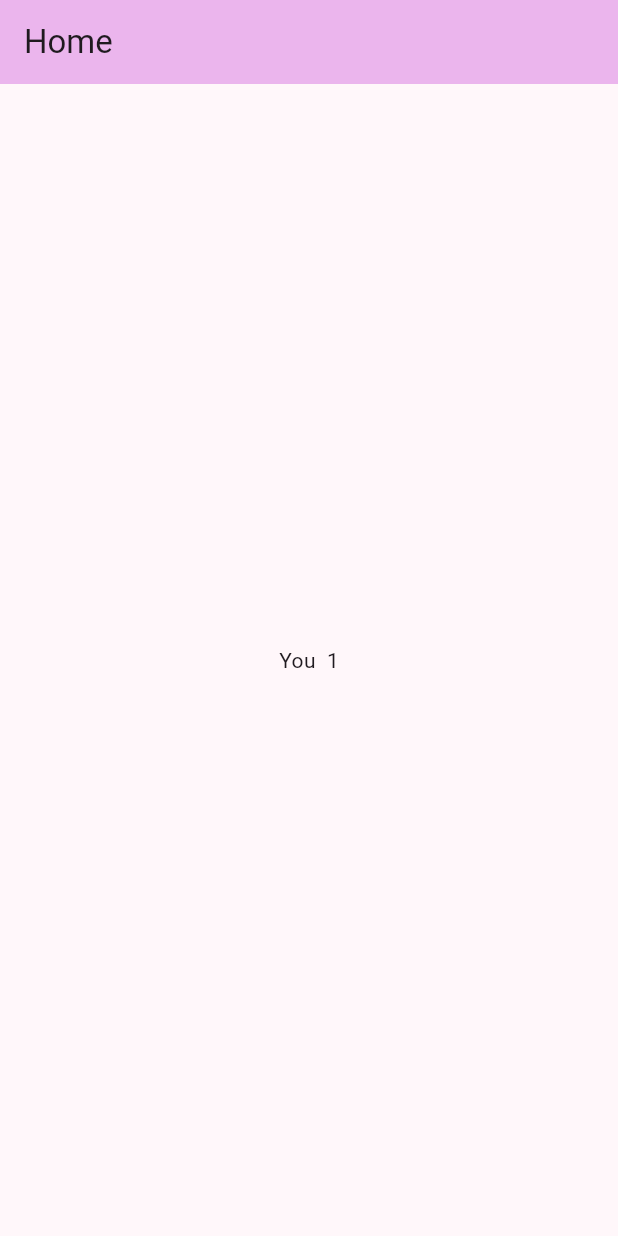
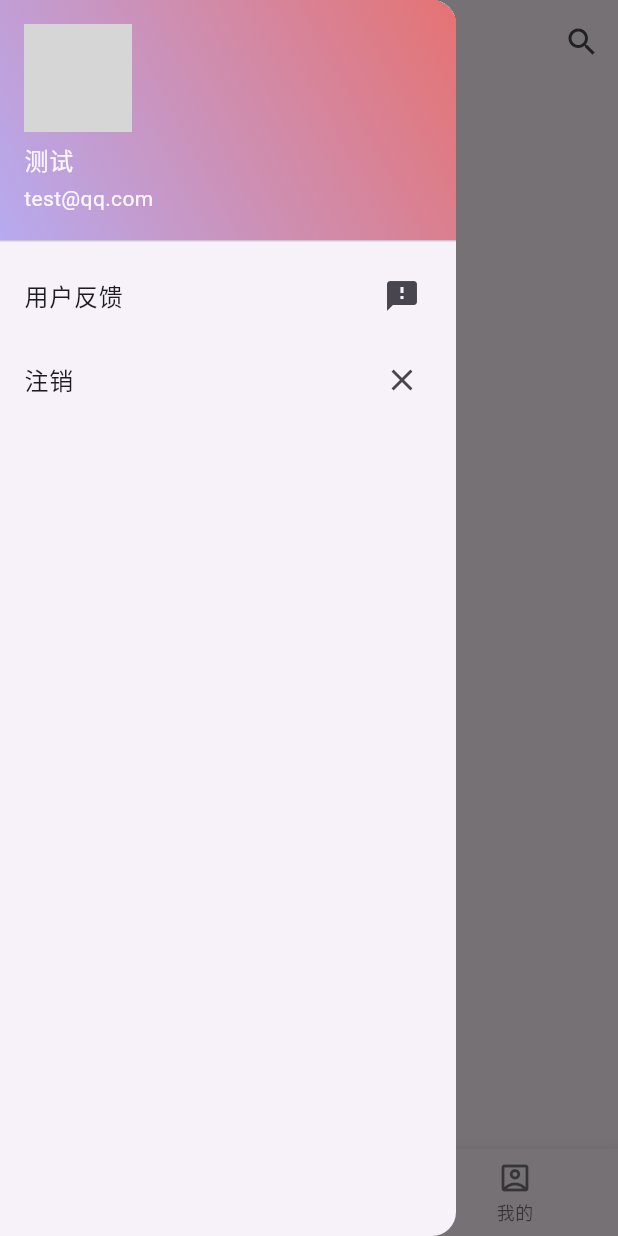
Before and after one commit to wf-youth/my_flutter_app, a Flutter app: the screen it shows after launch, with the side drawer open (before the commit the screen has no drawer), on a phone screen of 412 x 824 dp. Run offline on Flutter 3.47's test engine with Material 2 defaults, Android fonts, the phone set to English and light mode, and no system bars; network calls fail; Roboto replaces fonts that are missing (Georgia, Hind); grey boxes are pictures that could not be loaded.

Commit message:
底部栏完成

```diff
--- a/lib/main.dart
+++ b/lib/main.dart
@@ -3,6 +3,8 @@ import 'package:flutter/material.dart';
 void main() {
   runApp(const MyApp());
 }
+
+final GlobalKey<ScaffoldState> _globalKey = GlobalKey();
 
 class MyApp extends StatelessWidget {
   const MyApp({super.key});
@@ -12,120 +14,160 @@ class MyApp extends StatelessWidget {
     return MaterialApp(
       title: 'Home',
       theme: ThemeData(
-        colorScheme: ColorScheme.fromSeed(seedColor: Colors.purple),
         useMaterial3: true,
+        primaryColor: const Color.fromARGB(255, 229, 115, 115),
+        fontFamily: 'Georgia',
+        textTheme: const TextTheme(
+          displayLarge: TextStyle(fontSize: 40, fontWeight: FontWeight.bold),
+          titleLarge: TextStyle(fontSize: 28, fontStyle: FontStyle.italic),
+          bodyMedium: TextStyle(fontSize: 14, fontFamily: 'Hind'),
+        ),
       ),
-      home: const MyHomePage(title: 'Home'),
+      home: const MyHomePage(),
     );
   }
 }
 
 class MyHomePage extends StatefulWidget {
-  const MyHomePage({super.key, required this.title});
-
-  final String title;
+  const MyHomePage({super.key});
 
   @override
-  State<MyHomePage> createState() => _MyHomePageState();
+  State<MyHomePage> createState() {
+    return _MyHomeState();
+  }
 }
 
-class _MyHomePageState extends State<MyHomePage> {
-  int _counter = 0;
-
-  void _incrementCounter() {
-    setState(() {
-      _counter++;
-    });
-  }
+class _MyHomeState extends State<MyHomePage> {
+  static final _controller = PageController(initialPage: 0);
 
   @override
   Widget build(BuildContext context) {
-    return Scaffold(
-        appBar: AppBar(
-          backgroundColor: Theme.of(context).colorScheme.inversePrimary,
-          title: Text(widget.title),
-        ),
-        body: const Center(
-          child: Column(
-            mainAxisAlignment: MainAxisAlignment.center,
-            children: <Widget>[
-              Text(
-                'You  1',
-              ),
+    return DefaultTabController(
+        length: 3,
+        child: Scaffold(
+          appBar: AppBar(
+            title: const Text('home'),
+            actions: <Widget>[
+              IconButton(onPressed: () {}, icon: const Icon(Icons.search))
+            ],
+          ),
+          drawer: const Drawer(
+            child: MyDrawer(),
+          ),
+          bottomNavigationBar: const BottomNavBar(),
+          body: PageView(
+            onPageChanged: (value) {},
+            // 设置控制器
+            controller: _controller,
+            // 设置子项集
+            children: const [
+              Text('首页'),
+              Text('消息'),
+              Text('我的'),
             ],
           ),
         ));
   }
 }
 
+class BottomNavBar extends StatefulWidget {
+  const BottomNavBar({super.key});
 
+  @override
+  State<BottomNavBar> createState() => _BottomNavBarState();
+}
 
-// class _MyHomePageState extends State<MyHomePage> {
-//   int _counter = 0;
+class _BottomNavBarState extends State<BottomNavBar> {
+  int currentIndex = 0;
 
-//   void _incrementCounter() {
-//     setState(() {
-//       // This call to setState tells the Flutter framework that something has
-//       // changed in this State, which causes it to rerun the build method below
-//       // so that the display can reflect the updated values. If we changed
-//       // _counter without calling setState(), then the build method would not be
-//       // called again, and so nothing would appear to happen.
-//       _counter++;
-//     });
-//   }
+  void changeCurrent(int value) {
+    setState(() {
+      currentIndex = value;
+    });
+  }
 
-//   @override
-//   Widget build(BuildContext context) {
-//     // This method is rerun every time setState is called, for instance as done
-//     // by the _incrementCounter method above.
-//     //
-//     // The Flutter framework has been optimized to make rerunning build methods
-//     // fast, so that you can just rebuild anything that needs updating rather
-//     // than having to individually change instances of widgets.
-//     return Scaffold(
-//       appBar: AppBar(
-//         // TRY THIS: Try changing the color here to a specific color (to
-//         // Colors.amber, perhaps?) and trigger a hot reload to see the AppBar
-//         // change color while the other colors stay the same.
-//         backgroundColor: Theme.of(context).colorScheme.inversePrimary,
-//         // Here we take the value from the MyHomePage object that was created by
-//         // the App.build method, and use it to set our appbar title.
-//         title: Text(widget.title),
-//       ),
-//       body: Center(
-//         // Center is a layout widget. It takes a single child and positions it
-//         // in the middle of the parent.
-//         child: Column(
-//           // Column is also a layout widget. It takes a list of children and
-//           // arranges them vertically. By default, it sizes itself to fit its
-//           // children horizontally, and tries to be as tall as its parent.
-//           //
-//           // Column has various properties to control how it sizes itself and
-//           // how it positions its children. Here we use mainAxisAlignment to
-//           // center the children vertically; the main axis here is the vertical
-//           // axis because Columns are vertical (the cross axis would be
-//           // horizontal).
-//           //
-//           // TRY THIS: Invoke "debug painting" (choose the "Toggle Debug Paint"
-//           // action in the IDE, or press "p" in the console), to see the
-//           // wireframe for each widget.
-//           mainAxisAlignment: MainAxisAlignment.center,
-//           children: <Widget>[
-//             const Text(
-//               'You  1',
-//             ),
-//             Text(
-//               '$_counter',
-//               style: Theme.of(context).textTheme.headlineMedium,
-//             ),
-//           ],
-//         ),
-//       ),
-//       floatingActionButton: FloatingActionButton(
-//         onPressed: _incrementCounter,
-//         tooltip: 'Increment',
-//         child: const Icon(Icons.add),
-//       ), // This trailing comma makes auto-formatting nicer for build methods.
-//     );
-//   }
-// }
+  @override
+  Widget build(BuildContext context) {
+    return BottomNavigationBar(
+      currentIndex: currentIndex,
+      onTap: (value) {
+        changeCurrent(value);
+        _MyHomeState._controller.jumpToPage(currentIndex);
+      },
+      type: BottomNavigationBarType.fixed,
+      items: const [
+        BottomNavigationBarItem(
+          icon: Icon(Icons.home),
+          label: '首页',
+        ),
+        BottomNavigationBarItem(
+          icon: Icon(Icons.article),
+          label: '列表',
+        ),
+        BottomNavigationBarItem(
+          icon: Icon(Icons.account_box_outlined),
+          label: '我的',
+        )
+      ],
+    );
+  }
+}
+
+//Drawer
+class MyDrawer extends StatelessWidget {
+  const MyDrawer({super.key});
+
+  @override
+  Widget build(BuildContext context) {
+    return ListView(
+      padding: const EdgeInsets.only(top: 0),
+      children: [
+        const CustomerInfo(),
+        ListTile(
+            title: const Text('用户反馈'),
+            trailing: const Icon(Icons.feedback),
+            onTap: () {}),
+        ListTile(
+            title: const Text('注销'),
+            trailing: const Icon(Icons.close),
+            onTap: () {})
+      ],
+    );
+  }
+}
+
+//个人信息 头像等
+class CustomerInfo extends StatefulWidget {
+  const CustomerInfo({super.key});
+
+  @override
+  State<CustomerInfo> createState() => _CustomerInfoState();
+}
+
+class _CustomerInfoState extends State<CustomerInfo> {
+  @override
+  Widget build(BuildContext context) {
+    return const UserAccountsDrawerHeader(
+      decoration: BoxDecoration(
+          gradient: LinearGradient(
+              //渐变位置
+              begin: Alignment.topRight, //右上
+              end: Alignment.bottomLeft, //左下
+              stops: [
+            0.0,
+            1.0
+          ], //[渐变起始点, 渐变结束点]
+              //渐变颜色[始点颜色, 结束颜色]
+              colors: [
+            Color.fromARGB(255, 229, 115, 115),
+            Color.fromARGB(255, 183, 170, 240)
+          ])),
+      accountName: Text('测试'),
+      accountEmail: Text('test@qq.com'),
+      currentAccountPicture: CircleAvatar(
+        backgroundImage: NetworkImage(
+            'https://p9-passport.byteacctimg.com/img/user-avatar/8b472f29b528ad097a78d288ef895900~200x200.awebp'),
+      ),
+    );
+  }
+}
```
